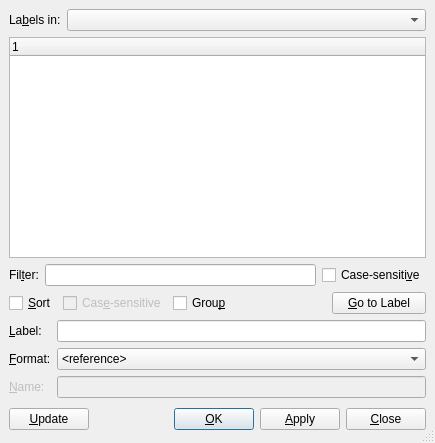
Old version of the form src/frontends/qt4/ui/RefUi.ui in the repository cburschka/lyx.
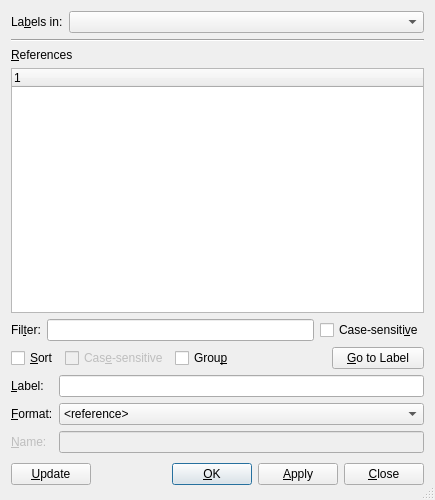
New version of the form.

Commit message: Fix bug #7576 as suggested there.

```diff
--- a/src/frontends/qt4/ui/RefUi.ui
+++ b/src/frontends/qt4/ui/RefUi.ui
@@ -7,7 +7,7 @@
     <x>0</x>
     <y>0</y>
     <width>435</width>
-    <height>443</height>
+    <height>500</height>
    </rect>
   </property>
   <property name="windowTitle">
@@ -16,14 +16,54 @@
   <property name="sizeGripEnabled">
    <bool>true</bool>
   </property>
-  <layout class="QGridLayout">
-   <property name="margin">
-    <number>9</number>
-   </property>
-   <property name="spacing">
-    <number>6</number>
-   </property>
+  <layout class="QGridLayout" name="gridLayout">
+   <item row="0" column="0" colspan="2">
+    <widget class="QLabel" name="refsL">
+     <property name="text">
+      <string>La&amp;bels in:</string>
+     </property>
+     <property name="buddy">
+      <cstring>bufferCO</cstring>
+     </property>
+    </widget>
+   </item>
+   <item row="0" column="2">
+    <widget class="QComboBox" name="bufferCO">
+     <property name="sizePolicy">
+      <sizepolicy hsizetype="Expanding" vsizetype="Fixed">
+       <horstretch>0</horstretch>
+       <verstretch>0</verstretch>
+      </sizepolicy>
+     </property>
+    </widget>
+   </item>
+   <item row="1" column="0" colspan="3">
+    <widget class="Line" name="line">
+     <property name="orientation">
+      <enum>Qt::Horizontal</enum>
+     </property>
+    </widget>
+   </item>
    <item row="2" column="0" colspan="3">
+    <widget class="QLabel" name="label">
+     <property name="text">
+      <string>&amp;References</string>
+     </property>
+     <property name="buddy">
+      <cstring>refsTW</cstring>
+     </property>
+    </widget>
+   </item>
+   <item row="3" column="0" colspan="3">
+    <widget class="QTreeWidget" name="refsTW">
+     <column>
+      <property name="text">
+       <string>1</string>
+      </property>
+     </column>
+    </widget>
+   </item>
+   <item row="4" column="0" colspan="3">
     <layout class="QHBoxLayout">
      <property name="spacing">
       <number>6</number>
@@ -66,85 +106,7 @@
      </item>
     </layout>
    </item>
-   <item row="7" column="0" colspan="3">
-    <layout class="QHBoxLayout">
-     <property name="spacing">
-      <number>6</number>
-     </property>
-     <property name="margin">
-      <number>0</number>
-     </property>
-     <item>
-      <widget class="QPushButton" name="updatePB">
-       <property name="sizePolicy">
-        <sizepolicy hsizetype="MinimumExpanding" vsizetype="Fixed">
-         <horstretch>0</horstretch>
-         <verstretch>0</verstretch>
-        </sizepolicy>
-       </property>
-       <property name="toolTip">
-        <string>Update the label list</string>
-       </property>
-       <property name="text">
-        <string>&amp;Update</string>
-       </property>
-      </widget>
-     </item>
-     <item>
-      <spacer>
-       <property name="orientation">
-        <enum>Qt::Horizontal</enum>
-       </property>
-       <property name="sizeType">
-        <enum>QSizePolicy::Expanding</enum>
-       </property>
-       <property name="sizeHint" stdset="0">
-        <size>
-         <width>31</width>
-         <height>30</height>
-        </size>
-       </property>
-      </spacer>
-     </item>
-     <item>
-      <widget class="QPushButton" name="okPB">
-       <property name="text">
-        <string>&amp;OK</string>
-       </property>
-       <property name="autoDefault">
-        <bool>true</bool>
-       </property>
-       <property name="default">
-        <bool>true</bool>
-       </property>
-      </widget>
-     </item>
-     <item>
-      <widget class="QPushButton" name="applyPB">
-       <property name="text">
-        <string>&amp;Apply</string>
-       </property>
-       <property name="autoDefault">
-        <bool>false</bool>
-       </property>
-       <property name="default">
-        <bool>false</bool>
-       </property>
-      </widget>
-     </item>
-     <item>
-      <widget class="QPushButton" name="closePB">
-       <property name="text">
-        <string>&amp;Close</string>
-       </property>
-       <property name="autoDefault">
-        <bool>false</bool>
-       </property>
-      </widget>
-     </item>
-    </layout>
-   </item>
-   <item row="3" column="0" colspan="3">
+   <item row="5" column="0" colspan="3">
     <layout class="QHBoxLayout">
      <property name="spacing">
       <number>6</number>
@@ -223,33 +185,10 @@
      </item>
     </layout>
    </item>
-   <item row="0" column="0" colspan="2">
-    <widget class="QLabel" name="refsL">
-     <property name="text">
-      <string>La&amp;bels in:</string>
-     </property>
-     <property name="buddy">
-      <cstring>bufferCO</cstring>
-     </property>
-    </widget>
-   </item>
-   <item row="0" column="2">
-    <widget class="QComboBox" name="bufferCO">
-     <property name="sizePolicy">
-      <sizepolicy hsizetype="Expanding" vsizetype="Fixed">
-       <horstretch>0</horstretch>
-       <verstretch>0</verstretch>
-      </sizepolicy>
-     </property>
-    </widget>
-   </item>
    <item row="6" column="0">
-    <widget class="QLabel" name="nameL">
-     <property name="enabled">
-      <bool>false</bool>
-     </property>
+    <widget class="QLabel" name="referenceL">
      <property name="text">
-      <string>&amp;Name:</string>
+      <string>&amp;Label:</string>
      </property>
      <property name="alignment">
       <set>Qt::AlignLeading|Qt::AlignLeft|Qt::AlignVCenter</set>
@@ -260,26 +199,9 @@
     </widget>
    </item>
    <item row="6" column="1" colspan="2">
-    <widget class="QLineEdit" name="nameED">
-     <property name="enabled">
-      <bool>false</bool>
-     </property>
-    </widget>
+    <widget class="QLineEdit" name="referenceED"/>
    </item>
-   <item row="5" column="0">
-    <widget class="QLabel" name="typeLA">
-     <property name="text">
-      <string>&amp;Format:</string>
-     </property>
-     <property name="alignment">
-      <set>Qt::AlignLeading|Qt::AlignLeft|Qt::AlignVCenter</set>
-     </property>
-     <property name="buddy">
-      <cstring>typeLA</cstring>
-     </property>
-    </widget>
-   </item>
-   <item row="5" column="1" colspan="2">
+   <item row="7" column="1" colspan="2">
     <widget class="QComboBox" name="typeCO">
      <property name="sizePolicy">
       <sizepolicy hsizetype="Minimum" vsizetype="Fixed">
@@ -327,10 +249,13 @@
      </item>
     </widget>
    </item>
-   <item row="4" column="0">
-    <widget class="QLabel" name="referenceL">
+   <item row="8" column="0">
+    <widget class="QLabel" name="nameL">
+     <property name="enabled">
+      <bool>false</bool>
+     </property>
      <property name="text">
-      <string>&amp;Label:</string>
+      <string>&amp;Name:</string>
      </property>
      <property name="alignment">
       <set>Qt::AlignLeading|Qt::AlignLeft|Qt::AlignVCenter</set>
@@ -340,16 +265,102 @@
      </property>
     </widget>
    </item>
-   <item row="4" column="1" colspan="2">
-    <widget class="QLineEdit" name="referenceED"/>
+   <item row="8" column="1" colspan="2">
+    <widget class="QLineEdit" name="nameED">
+     <property name="enabled">
+      <bool>false</bool>
+     </property>
+    </widget>
    </item>
-   <item row="1" column="0" colspan="3">
-    <widget class="QTreeWidget" name="refsTW">
-     <column>
-      <property name="text">
-       <string>1</string>
-      </property>
-     </column>
+   <item row="9" column="0" colspan="3">
+    <layout class="QHBoxLayout">
+     <property name="spacing">
+      <number>6</number>
+     </property>
+     <property name="margin">
+      <number>0</number>
+     </property>
+     <item>
+      <widget class="QPushButton" name="updatePB">
+       <property name="sizePolicy">
+        <sizepolicy hsizetype="MinimumExpanding" vsizetype="Fixed">
+         <horstretch>0</horstretch>
+         <verstretch>0</verstretch>
+        </sizepolicy>
+       </property>
+       <property name="toolTip">
+        <string>Update the label list</string>
+       </property>
+       <property name="text">
+        <string>&amp;Update</string>
+       </property>
+      </widget>
+     </item>
+     <item>
+      <spacer>
+       <property name="orientation">
+        <enum>Qt::Horizontal</enum>
+       </property>
+       <property name="sizeType">
+        <enum>QSizePolicy::Expanding</enum>
+       </property>
+       <property name="sizeHint" stdset="0">
+        <size>
+         <width>31</width>
+         <height>30</height>
+        </size>
+       </property>
+      </spacer>
+     </item>
+     <item>
+      <widget class="QPushButton" name="okPB">
+       <property name="text">
+        <string>&amp;OK</string>
+       </property>
+       <property name="autoDefault">
+        <bool>true</bool>
+       </property>
+       <property name="default">
+        <bool>true</bool>
+       </property>
+      </widget>
+     </item>
+     <item>
+      <widget class="QPushButton" name="applyPB">
+       <property name="text">
+        <string>&amp;Apply</string>
+       </property>
+       <property name="autoDefault">
+        <bool>false</bool>
+       </property>
+       <property name="default">
+        <bool>false</bool>
+       </property>
+      </widget>
+     </item>
+     <item>
+      <widget class="QPushButton" name="closePB">
+       <property name="text">
+        <string>&amp;Close</string>
+       </property>
+       <property name="autoDefault">
+        <bool>false</bool>
+       </property>
+      </widget>
+     </item>
+    </layout>
+   </item>
+   <item row="7" column="0">
+    <widget class="QLabel" name="typeLA">
+     <property name="text">
+      <string>&amp;Format:</string>
+     </property>
+     <property name="alignment">
+      <set>Qt::AlignLeading|Qt::AlignLeft|Qt::AlignVCenter</set>
+     </property>
+     <property name="buddy">
+      <cstring>typeCO</cstring>
+     </property>
     </widget>
    </item>
   </layout>
```
Left out of the diff: 4 changed lines with no effect on the pictures.
